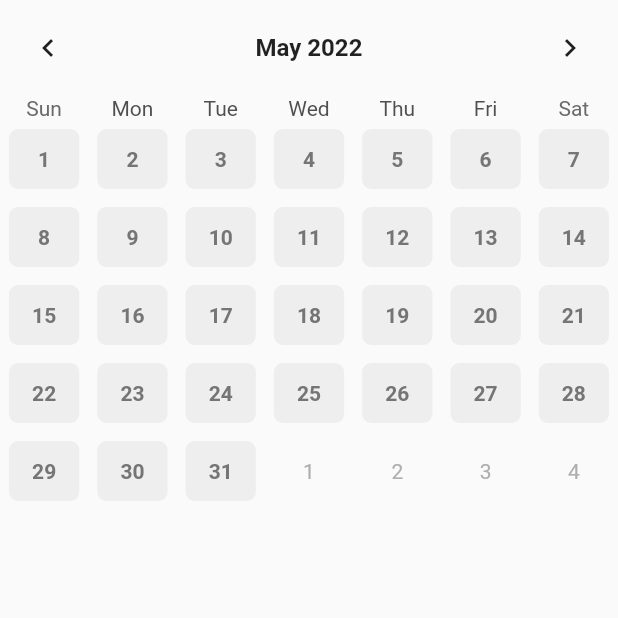
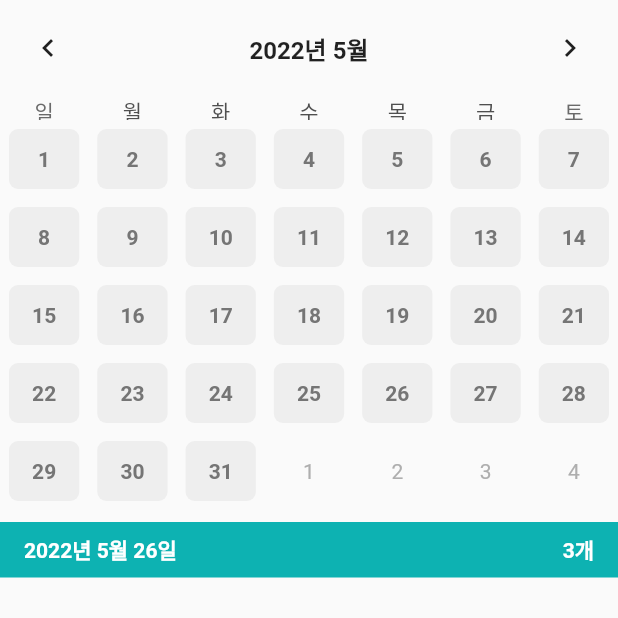
Before and after one commit to hwarak/FlutterStudy-CalendarScheduler, a Flutter app: the screen it shows after launch, on a phone screen of 412 x 824 dp, the top half of it. Run offline on Flutter 3.47's test engine with Material 2 defaults, Android fonts, the light colour scheme and no system bars; drawn by our look-alikes of table_calendar; Roboto replaces fonts that are missing (NotoSanse).

Commit message:
일정 목록 배너 디자인

```diff
--- a/lib/components/calendar.dart
+++ b/lib/components/calendar.dart
@@ -28,6 +28,7 @@ class _CalendarState extends State<Calendar> {
       fontWeight: FontWeight.w700,
     );
     return TableCalendar(
+      locale: 'ko_KR',
       focusedDay: focusedDay,
       firstDay: DateTime(1800),
       lastDay: DateTime(3000),
--- /dev/null
+++ b/lib/components/today_banner.dart
@@ -0,0 +1,40 @@
+import 'package:calendar_schedular/constant/colors.dart';
+import 'package:flutter/material.dart';
+
+class TodayBanner extends StatelessWidget {
+  final DateTime selectedDay; // 선택된 날짜
+  final int scheduleCount; // 스케줄 개수
+  const TodayBanner(
+      {Key? key, required this.selectedDay, required this.scheduleCount})
+      : super(key: key);
+
+  @override
+  Widget build(BuildContext context) {
+    final textStyle = TextStyle(
+      fontWeight: FontWeight.w600,
+      color: Colors.white,
+    );
+    return Container(
+      color: PRIMARY_COLOR,
+      child: Padding(
+        padding: const EdgeInsets.symmetric(
+          horizontal: 16.0,
+          vertical: 8.0,
+        ),
+        child: Row(
+          mainAxisAlignment: MainAxisAlignment.spaceBetween,
+          children: [
+            Text(
+              '${selectedDay.year}년 ${selectedDay.month}월 ${selectedDay.day}일 ',
+              style: textStyle,
+            ),
+            Text(
+              '${scheduleCount}개',
+              style: textStyle,
+            ),
+          ],
+        ),
+      ),
+    );
+  }
+}
--- a/lib/screens/home_screen.dart
+++ b/lib/screens/home_screen.dart
@@ -1,4 +1,5 @@
 import 'package:calendar_schedular/components/calendar.dart';
+import 'package:calendar_schedular/components/today_banner.dart';
 import 'package:flutter/material.dart';
 
 class HomeScreen extends StatefulWidget {
@@ -16,6 +17,13 @@ class _HomeScreenState extends State<HomeScreen> {
         child: Column(
           children: [
             Calendar(),
+            SizedBox(
+              height: 8.0,
+            ),
+            TodayBanner(
+              selectedDay: DateTime.now(),
+              scheduleCount: 3,
+            )
           ],
         ),
       ),
```
